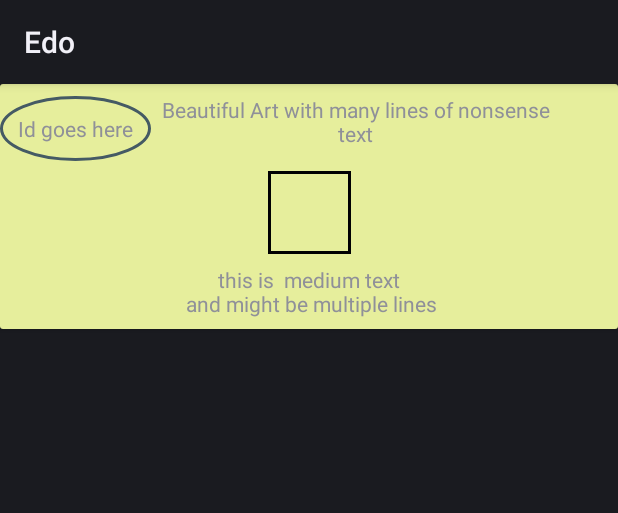
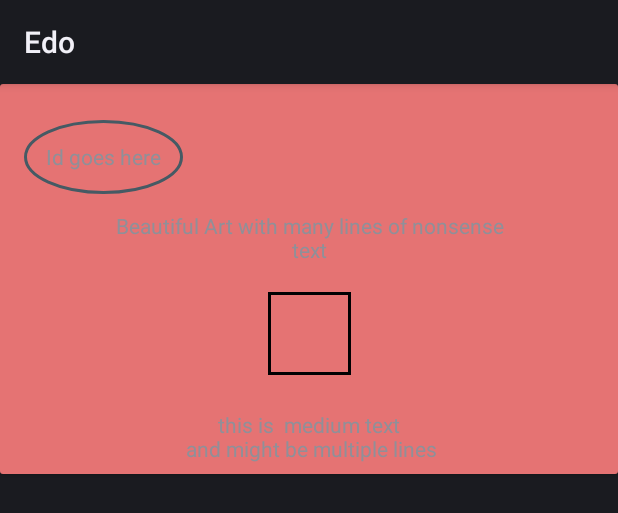
Before and after one commit to cloudbank/edo, an Android app: the layout art_object_item.xml on its own in the app's theme, with its tools: preview values and no code run, on a phone screen of 412 x 824 dp. Shown: the top 513 px of the screen. Run offline under Robolectric (Android 15) with nearby library versions, the phone set to English and light mode, and no system bars.

Commit message:
ICS and JB support for ArrayMap/HashMap
coroutine in callbackboundary, change layout for readability, changed color

```diff
--- a/edo/build.gradle
+++ b/edo/build.gradle
@@ -31,8 +31,8 @@ android {
         applicationId "com.droidteahouse.edo"
         minSdkVersion  14
         targetSdkVersion 28
-        versionCode 12
-        versionName "1.12"
+        versionCode 15
+        versionName "1.15"
         testInstrumentationRunner "android.support.test.runner.AndroidJUnitRunner"
 
         externalNativeBuild {
--- a/edo/src/main/java/com/droidteahouse/edo/ui/ArtActivity.kt
+++ b/edo/src/main/java/com/droidteahouse/edo/ui/ArtActivity.kt
@@ -22,9 +22,7 @@ import android.arch.lifecycle.Observer
 import android.arch.lifecycle.ViewModelProvider
 import android.arch.lifecycle.ViewModelProviders
 import android.arch.paging.PagedList
-import android.os.Build
 import android.os.Bundle
-import android.support.annotation.RequiresApi
 import android.support.v4.content.ContextCompat
 import android.support.v7.widget.DividerItemDecoration
 import android.support.v7.widget.LinearLayoutManager
@@ -68,7 +66,7 @@ class ArtActivity : DaggerAppCompatActivity() {
     var onsavedstate = false
 
     private var mLayoutManager: LinearLayoutManager? = null
-    @RequiresApi(Build.VERSION_CODES.KITKAT)
+
     override fun onCreate(savedInstanceState: Bundle?) {
 
         super.onCreate(savedInstanceState)
@@ -104,7 +102,7 @@ class ArtActivity : DaggerAppCompatActivity() {
         Paper.book().write("hashes", MyPreloadModelProvider.Cache.hashcache)
     }
 
-    @RequiresApi(Build.VERSION_CODES.KITKAT)
+
     private fun createViews() {
         toolbar.setTitleTextColor(resources.getColor(R.color.colorPrimary))
         setSupportActionBar(toolbar)
--- a/edo/src/main/res/layout/art_object_item.xml
+++ b/edo/src/main/res/layout/art_object_item.xml
@@ -14,6 +14,8 @@
   ~ limitations under the License.
   -->
 <android.support.v7.widget.CardView xmlns:android="http://schemas.android.com/apk/res/android"
+    xmlns:app="http://schemas.android.com/apk/res-auto"
+    xmlns:tools="http://schemas.android.com/tools"
     android:layout_width="match_parent"
     android:layout_height="wrap_content">
 
@@ -27,28 +29,42 @@
 
         <TextView
             android:id="@+id/objectid"
-            android:layout_width="wrap_content"
-            android:layout_height="wrap_content"
-            android:layout_marginBottom="8dp"
-            android:layout_marginEnd="8dp"
-            android:layout_marginStart="8dp"
-            android:layout_marginTop="8dp"
+            android:layout_width="106dp"
+            android:layout_height="49dp"
+            android:layout_marginLeft="16dp"
+            android:layout_marginStart="16dp"
+            android:layout_marginTop="24dp"
             android:background="@drawable/image_border"
-            android:gravity="left"
+            android:gravity="center"
             android:minLines="1"
             android:padding="12dp"
+            app:layout_constraintBottom_toBottomOf="parent"
+            app:layout_constraintEnd_toEndOf="parent"
+            app:layout_constraintHorizontal_bias="0.0"
+            app:layout_constraintStart_toStartOf="parent"
             app:layout_constraintTop_toTopOf="parent"
+            app:layout_constraintVertical_bias="0.0"
             tools:text="Id goes here" />
 
 
         <TextView
             android:id="@+id/title"
-            android:layout_width="272dp"
-            android:layout_height="50dp"
+            android:layout_width="269dp"
+            android:layout_height="65dp"
+            android:layout_marginBottom="1dp"
+            android:layout_marginEnd="56dp"
+            android:layout_marginLeft="56dp"
+            android:layout_marginRight="56dp"
+            android:layout_marginStart="56dp"
+            android:layout_marginTop="70dp"
             android:ellipsize="end"
-            android:gravity="center"
+            android:gravity="center_vertical|center_horizontal"
             android:minLines="4"
-            app:layout_constraintLeft_toRightOf="@id/objectid"
+            android:padding="2dp"
+            app:layout_constraintBottom_toTopOf="@+id/thumbnail"
+            app:layout_constraintEnd_toEndOf="parent"
+            app:layout_constraintStart_toStartOf="parent"
+            app:layout_constraintTop_toTopOf="@+id/space"
             tools:text="Beautiful Art with many lines of nonsense text" />
 
 
@@ -56,26 +72,30 @@
             android:id="@+id/thumbnail"
             android:layout_width="55dp"
             android:layout_height="55dp"
+            android:layout_marginBottom="8dp"
             android:layout_marginEnd="8dp"
             android:layout_marginStart="8dp"
-            android:layout_marginTop="8dp"
+            android:layout_marginTop="2dp"
             android:background="@drawable/image_border2"
             android:scaleType="centerInside"
+            app:layout_constraintBottom_toTopOf="@+id/name"
             app:layout_constraintEnd_toEndOf="parent"
             app:layout_constraintStart_toStartOf="parent"
-            app:layout_constraintTop_toBottomOf="@id/title" />
+            app:layout_constraintTop_toBottomOf="@+id/title" />
 
 
         <TextView
             android:id="@+id/name"
             android:layout_width="272dp"
             android:layout_height="50dp"
+            android:layout_marginTop="8dp"
             android:gravity="center_horizontal|center_vertical"
             android:minLines="3"
             app:layout_constraintBottom_toBottomOf="parent"
             app:layout_constraintEnd_toEndOf="parent"
             app:layout_constraintStart_toStartOf="parent"
             app:layout_constraintTop_toBottomOf="@id/thumbnail"
+            app:layout_constraintVertical_bias="0.578"
             tools:text="this is  medium text\n and might be multiple lines" />
 
 
--- a/edo/src/main/res/values/colors.xml
+++ b/edo/src/main/res/values/colors.xml
@@ -15,7 +15,7 @@
   -->
 
 <resources>
-  <color name="colorPrimary">#e6ee9c</color>
+  <color name="colorPrimary">#e57373</color>
   <color name="lemon">#455a64</color>
   <color name="colorPrimary50">#4a148c</color>
   <color name="colorPrimaryDark">#010103</color>
```
Also changed, not shown: edo/src/main/java/com/droidteahouse/edo/preload/MyPreloadModelProvider.kt (+20 -15 lines), edo/src/main/java/com/droidteahouse/edo/repository/ArtBoundaryCallback.kt (+10 -4 lines).
